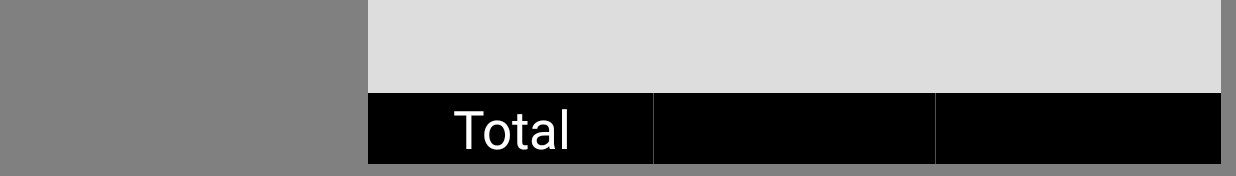
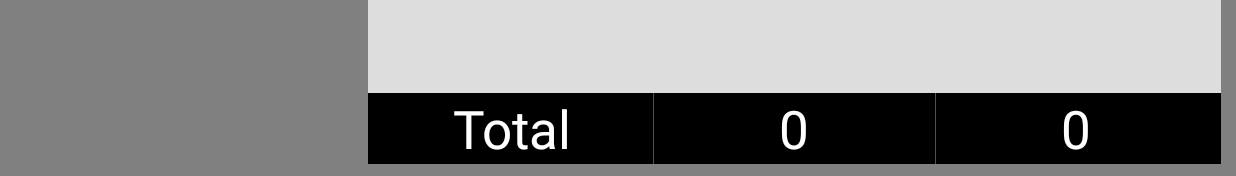
Before and after one commit to FolsomMike/Laser-Tally, an Android app: the JobDisplayActivity screen opened directly, with no data from a screen before it, on a phone screen of 824 x 412 dp (held sideways). Shown: the part 439-615 px from the top of the screen. Run offline under Robolectric (Android 15) with nearby library versions, the phone set to English and light mode, and no system bars; 1 statement that could not run was skipped.

Commit message:
Totals of columns and scroll to bottom of table abilities added.
The totals of the Total Length and Adjusted columns are summed up and
inserted into a table below the MeasurementsTable each time a new distance
value is received or the redo button is pressed.

Added code to send the connection state to the
TallyDeviceConnectionStatusMessageActivity when it registers to the
service.

Signed-off-by: Hunter Schoonover <hunter@folsomvillage.com>

```diff
--- a/app/src/main/java/com/yaboosh/ybtech/lasertally/JobDisplayActivity.java
+++ b/app/src/main/java/com/yaboosh/ybtech/lasertally/JobDisplayActivity.java
@@ -32,12 +32,14 @@ import android.util.Log;
 import android.util.SparseIntArray;
 import android.view.View;
 import android.widget.Button;
+import android.widget.ScrollView;
 import android.widget.TableLayout;
 import android.widget.TableRow;
 import android.widget.TextView;
 
 import java.lang.ref.WeakReference;
 import java.text.DecimalFormat;
+import java.util.ArrayList;
 
 //-----------------------------------------------------------------------------
 //-----------------------------------------------------------------------------
@@ -51,6 +53,8 @@ public class JobDisplayActivity extends Activity {
     private View decorView;
     private int uiOptions;
 
+    private Handler handler = new Handler();
+
     Button measureConnectButton;
     Button redoButton;
 
@@ -63,9 +67,13 @@ public class JobDisplayActivity extends Activity {
 
     final String connectButtonText = "connect";
     final String measureButtonText = "measure";
+    final String noValueString = "No Value";
 
     private DecimalFormat tallyFormat = new DecimalFormat("#.##");
     private float protectorMakeupValue = 0;
+
+    private ArrayList<String> adjustedValues = new ArrayList<String>();
+    private ArrayList<String> totalLengthValues = new ArrayList<String>();
 
     private TableRow lastRowEdited;
 
@@ -170,6 +178,9 @@ public class JobDisplayActivity extends Activity {
         decorView.setSystemUiVisibility(uiOptions);
 
         bindService(serviceIntent, connection, BIND_AUTO_CREATE);
+
+        //hss wip// -- should load values from file
+        setTotalColumnsOfTotalLengthAndAdjustedColumns();
 
     }//end of JobDisplayActivity::onResume
     //-----------------------------------------------------------------------------
@@ -539,30 +550,6 @@ public class JobDisplayActivity extends Activity {
     //-----------------------------------------------------------------------------
 
     //-----------------------------------------------------------------------------
-    // JobDisplayActivity::getPositionOfRow
-    //
-    // Returns the position of the passed in row in the measurementsTable.
-    //
-
-    private int getPositionOfRow(TableRow pR) {
-
-        // For each child in the row, get a pointer
-        // to the row and compare it to the passed
-        // in row.
-        for (int i=0; i<measurementsTable.getChildCount(); i++) {
-
-            if (measurementsTable.getChildAt(i) == pR) {
-                return i;
-            }
-
-        }
-
-        return 0;
-
-    }//end of JobDisplayActivity::getChildPositionOfRow
-    //-----------------------------------------------------------------------------
-
-    //-----------------------------------------------------------------------------
     // JobDisplayActivity::getDividerCountAndPositions
     //
     // Gets the number of dividers and each of their positions in the measurements
@@ -591,6 +578,33 @@ public class JobDisplayActivity extends Activity {
     //-----------------------------------------------------------------------------
 
     //-----------------------------------------------------------------------------
+    // JobDisplayActivity::getNextPipeNumber
+    //
+    // Determines what the pipe number of the next row will be and returns that
+    // value as a string
+    //
+
+    private String getNextPipeNumber() {
+
+        // Get the row count and each of their positions
+        SparseIntArray rowAndPos = getRowCountAndPositions();
+
+        // Check to see if the row count is greater than 1
+        // If it is greater than 1, then pipeNumInt is set
+        // to the pipe number found in the last row. If
+        // not, then the pipeNumInt remains equal to 1.
+        int pipeNumInt = rowAndPos.size() + 1;
+        if (pipeNumInt > 1) {
+            TableRow tR = (TableRow) measurementsTable.getChildAt(rowAndPos.get(rowAndPos.size()));
+            pipeNumInt = Integer.parseInt(getPipeNumberColValueOfRow(tR)) + 1;
+        }
+
+        return Integer.toString(pipeNumInt);
+
+    }//end of JobDisplayActivity::getNextPipeNumber
+    //-----------------------------------------------------------------------------
+
+    //-----------------------------------------------------------------------------
     // JobDisplayActivity::getPipeNumberColValueOfRow
     //
     // Returns the value under the Pipe # column in the passed in row.
@@ -614,6 +628,30 @@ public class JobDisplayActivity extends Activity {
         return pipeNum;
 
     }//end of JobDisplayActivity::getPipeNumberColValueOfRow
+    //-----------------------------------------------------------------------------
+
+    //-----------------------------------------------------------------------------
+    // JobDisplayActivity::getPositionOfRow
+    //
+    // Returns the position of the passed in row in the measurementsTable.
+    //
+
+    private int getPositionOfRow(TableRow pR) {
+
+        // For each child in the row, get a pointer
+        // to the row and compare it to the passed
+        // in row.
+        for (int i=0; i<measurementsTable.getChildCount(); i++) {
+
+            if (measurementsTable.getChildAt(i) == pR) {
+                return i;
+            }
+
+        }
+
+        return 0;
+
+    }//end of JobDisplayActivity::getPositionOfRow
     //-----------------------------------------------------------------------------
 
     //-----------------------------------------------------------------------------
@@ -827,7 +865,8 @@ public class JobDisplayActivity extends Activity {
         //debug hss//
         Log.d(TAG, "handleNewDistanceValue");
 
-        String adjustedValueString = "No Value";
+        // Calculate the adjusted value
+        String adjustedValueString = noValueString;
         if (protectorMakeupValue != 0) {
             float adjustedValue = Float.parseFloat(pDistanceValue) - protectorMakeupValue;
             adjustedValueString = tallyFormat.format(adjustedValue);
@@ -835,29 +874,24 @@ public class JobDisplayActivity extends Activity {
 
         View measurementsTableBottomBorderLine = findViewById(R.id.measurementsTableBottomBorderLine);
 
+        // Remove the bottom border line of the table
+        // It should be put back after the next row has
+        // has been added.
         measurementsTable.removeView(measurementsTableBottomBorderLine);
 
-        // Get the row count and each of their positions
-        SparseIntArray rowAndPos = getRowCountAndPositions();
-        // Check to see if the row count is greater than 1
-        // If it is greater than 1, then pipeNumInt is set
-        //  to the pipe number found in the last row. If
-        // not, then the pipeNumInt remains equal to 1.
-        int pipeNumInt = rowAndPos.size() + 1;
-        if (pipeNumInt > 1) {
-            TableRow tR = (TableRow) measurementsTable.getChildAt(rowAndPos.get(rowAndPos.size()));
-            pipeNumInt = Integer.parseInt(getPipeNumberColValueOfRow(tR)) + 1;
-        }
-
-        String pipeNumString = Integer.toString(pipeNumInt);
-
-        measurementsTable.addView(createNewRow(pipeNumString,
-                pDistanceValue,
-                adjustedValueString));
+        measurementsTable.addView(createNewRow(getNextPipeNumber(), pDistanceValue, adjustedValueString));
         measurementsTable.addView(createNewRowDivider());
 
         measurementsTableBottomBorderLine.setVisibility(View.VISIBLE);
         measurementsTable.addView(measurementsTableBottomBorderLine);
+
+        scrollToBottomOfMeasurementsTable();
+
+        //Add the total length and adjusted values to their appropriate lists and
+        //set the totals columns
+        totalLengthValues.add(pDistanceValue);
+        adjustedValues.add(adjustedValueString);
+        setTotalColumnsOfTotalLengthAndAdjustedColumns();
 
         //enable the measureConnect and redo buttons
         //so that the user can use them now that the
@@ -891,6 +925,14 @@ public class JobDisplayActivity extends Activity {
         if (divCount <= 0) { return; }
         // Get the position of the last row divider found and remove it from the table
         measurementsTable.removeView(measurementsTable.getChildAt(dividerAndPosition.get(divCount)));
+
+        //Remove the last added Total Length and Adjusted values
+        //from their lists and set the total columns
+        adjustedValues.remove(adjustedValues.size() - 1);
+        totalLengthValues.remove(totalLengthValues.size() - 1);
+        setTotalColumnsOfTotalLengthAndAdjustedColumns();
+
+        scrollToBottomOfMeasurementsTable();
 
     }//end of JobDisplayActivity::handleRedoButtonPressed
     //-----------------------------------------------------------------------------
@@ -998,6 +1040,27 @@ public class JobDisplayActivity extends Activity {
         }
 
     }//end of JobDisplayActivity::renumberAllAfterRow
+    //-----------------------------------------------------------------------------
+
+    //-----------------------------------------------------------------------------
+    // JobDisplayActivity::scrollToBottomOfMeasurementsTable
+    //
+    // Scrolls the ScrollView containing the measurements table all the way to the
+    // bottom.
+    //
+
+    private void scrollToBottomOfMeasurementsTable() {
+
+        final ScrollView sv = (ScrollView)findViewById(R.id.measurementsTableScrollView);
+
+        handler.post(new Runnable() {
+            @Override
+            public void run() {
+                sv.fullScroll(View.FOCUS_DOWN);
+            }
+        });
+
+    }//end of JobDisplayActivity::scrollToBottomOfMeasurementsTable
     //-----------------------------------------------------------------------------
 
     //-----------------------------------------------------------------------------
@@ -1136,6 +1199,39 @@ public class JobDisplayActivity extends Activity {
     //-----------------------------------------------------------------------------
 
     //-----------------------------------------------------------------------------
+    // JobDisplayActivity::setTotalColumnsOfTotalLengthAndAdjustedColumns
+    //
+    // Calculates the values of the totals of the Total Length and Adjusted
+    // columns and then sets the total columns for each to the calculated values.
+    //
+
+    private void setTotalColumnsOfTotalLengthAndAdjustedColumns() {
+
+        // Calculate and set the total of the Adjusted column
+        float totalOfAdjustedValues = 0;
+        for (String val : adjustedValues) {
+            if (val.equals(noValueString)) { continue; }
+            totalOfAdjustedValues = totalOfAdjustedValues + Float.parseFloat(val);
+        }
+        String totalOfAdjustedValuesStrings = tallyFormat.format(totalOfAdjustedValues);
+
+        TextView adjustedTotalTextView = (TextView)findViewById(R.id.totalOfAdjustedColumnTextView);
+        adjustedTotalTextView.setText(totalOfAdjustedValuesStrings);
+
+        // Calculate and set the total of the Total Length column
+        float totalOfTotalLengths = 0;
+        for (String val : totalLengthValues) {
+            totalOfTotalLengths = totalOfTotalLengths + Float.parseFloat(val);
+        }
+        String totalOfTotalLengthsString = tallyFormat.format(totalOfTotalLengths);
+
+        TextView totalLengthTotalTextView = (TextView)findViewById(R.id.totalOfTotalLengthColumnTextView);
+        totalLengthTotalTextView.setText(totalOfTotalLengthsString);
+
+    }//end of JobDisplayActivity::setTotalColumnsOfTotalLengthAndAdjustedColumns
+    //-----------------------------------------------------------------------------
+
+    //-----------------------------------------------------------------------------
     // JobDisplayActivity::setValuesOfAdjustedColumns
     //
     // If the passed in protector/makeup value is not the same as the old one, the
--- a/app/src/main/res/layout/activity_job_display.xml
+++ b/app/src/main/res/layout/activity_job_display.xml
@@ -177,7 +177,37 @@
 
             <RelativeLayout
                 android:layout_width="fill_parent"
-                android:layout_height="fill_parent">
+                android:layout_height="fill_parent" >
+
+                <LinearLayout
+                    android:layout_width="fill_parent"
+                    android:layout_height="fill_parent"
+                    android:paddingBottom="50dp" >
+
+                    <ScrollView
+                        android:id="@id/measurementsTableScrollView"
+                        android:layout_width="fill_parent"
+                        android:layout_height="fill_parent"
+                        android:fadeScrollbars="false"
+                        android:scrollbars="vertical" >
+
+                        <TableLayout
+                            android:id = "@+id/measurementsTable"
+                            android:layout_width="fill_parent"
+                            android:layout_height="wrap_content"
+                            android:background="@color/measurementsTableColor"
+                            android:padding="0dp" >
+
+                            <View
+                                android:id="@id/measurementsTableBottomBorderLine"
+                                android:visibility="gone"
+                                style="@style/measurementsTableBottomBorderLine" />
+
+                        </TableLayout>
+
+                    </ScrollView>
+
+                </LinearLayout>
 
                 <TableLayout
                     android:layout_width="fill_parent"
@@ -196,39 +226,20 @@
 
                         <View style="@style/headerTableColumnDivider" />
 
-                        <TextView style="@style/headerTableColumn" />
+                        <TextView
+                            android:id="@id/totalOfTotalLengthColumnTextView"
+                            style="@style/headerTableColumn" />
 
                         <View style="@style/headerTableColumnDivider" />
 
-                        <TextView style="@style/headerTableColumn" />
+                        <TextView
+                            android:id="@id/totalOfAdjustedColumnTextView"
+                            style="@style/headerTableColumn" />
 
                         <View style="@style/tableSideBorderLine" />
 
                     </TableRow>
                 </TableLayout>
-
-                <ScrollView
-                    android:layout_width="fill_parent"
-                    android:layout_height="0dp"
-                    android:layout_weight=".85"
-                    android:scrollbars="vertical"
-                    android:fadeScrollbars="false" >
-
-                    <TableLayout
-                        android:id = "@+id/measurementsTable"
-                        android:layout_width="fill_parent"
-                        android:layout_height="wrap_content"
-                        android:background="@color/measurementsTableColor"
-                        android:padding="0dp" >
-
-                        <View
-                            android:id="@id/measurementsTableBottomBorderLine"
-                            android:visibility="gone"
-                            style="@style/measurementsTableBottomBorderLine" />
-
-                    </TableLayout>
-
-                </ScrollView>
 
             </RelativeLayout>
 
--- a/app/src/main/res/values/ids.xml
+++ b/app/src/main/res/values/ids.xml
@@ -21,10 +21,9 @@
     <item type="id" name="measurementsTableColumnAdjusted" />
     <item type="id" name="measurementsTableRow" />
     <item type="id" name="measurementsTableRowDivider" />
+    <item type="id" name="measurementsTableScrollView" />
 
     <item type="id" name="checkBoxRenumberAllBelow" />
-    <item type="id" name="tallyDeviceScanDeviceNamesListView" />
-    <item type="id" name="tallyDeviceScanNoDevicesFoundTextView" />
     <item type="id" name="editJobInfoActivityTitleTextView" />
     <item type="id" name="editJobInfoMenuButton" />
     <item type="id" name="editTextCompanyName" />
@@ -49,6 +48,10 @@
     <item type="id" name="renumberAllBelowCheckbox" />
     <item type="id" name="tableRowEditorRedXButton" />
     <item type="id" name="tableRowEditorCancelButton" />
+    <item type="id" name="tallyDeviceScanDeviceNamesListView" />
+    <item type="id" name="tallyDeviceScanNoDevicesFoundTextView" />
+    <item type="id" name="totalOfAdjustedColumnTextView" />
+    <item type="id" name="totalOfTotalLengthColumnTextView" />
     <item type="id" name="verifyActionTextView" />
 
 </resources>
```
Also changed, not shown: app/src/main/java/com/yaboosh/ybtech/lasertally/TallyDeviceService.java (+6 -2 lines).
